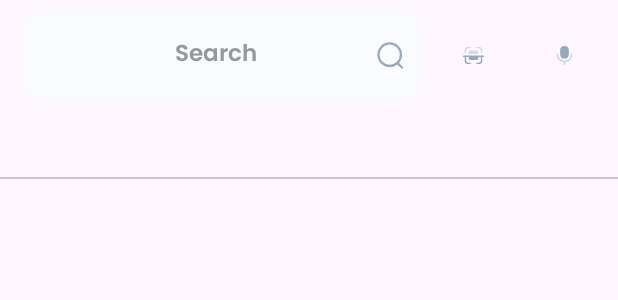
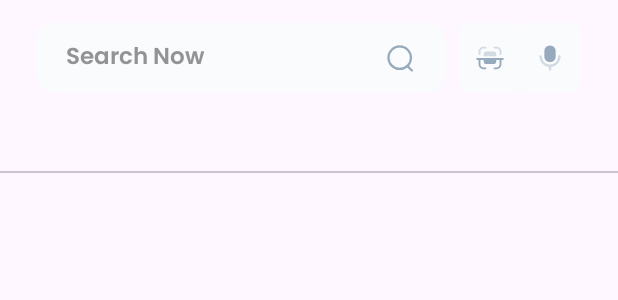
Before and after one commit to LAshref/StuArt, an Android app: the layout fragment_home.xml on its own in the app's theme, with its tools: preview values and no code run, on a phone screen of 412 x 824 dp. Shown: the top 300 px of the screen. Run offline under Robolectric (Android 15) with nearby library versions, the phone set to English and light mode, and no system bars.

Commit message:
fixed fragment home

```diff
--- a/app/build.gradle.kts
+++ b/app/build.gradle.kts
@@ -48,9 +48,9 @@ dependencies {
     implementation("androidx.appcompat:appcompat:1.6.1")
     implementation("com.google.android.material:material:1.10.0")
     implementation("androidx.constraintlayout:constraintlayout:2.1.4")
-    implementation("com.google.firebase:firebase-firestore:24.9.1")
+    implementation("com.google.firebase:firebase-firestore:24.10.0")
     implementation("com.google.firebase:firebase-storage:20.3.0")
-    implementation("com.google.firebase:firebase-analytics:21.5.0")
+
     testImplementation("junit:junit:4.13.2")
     androidTestImplementation("androidx.test.ext:junit:1.1.5")
     androidTestImplementation("androidx.test.espresso:espresso-core:3.5.1")
--- a/app/src/main/java/com/example/stuart/adapters/BestDealsAdapter.kt
+++ b/app/src/main/java/com/example/stuart/adapters/BestDealsAdapter.kt
@@ -5,14 +5,16 @@ import android.view.ViewGroup
 import androidx.recyclerview.widget.AsyncListDiffer
 import androidx.recyclerview.widget.DiffUtil
 import androidx.recyclerview.widget.RecyclerView
+import androidx.recyclerview.widget.RecyclerView.ViewHolder
 import com.bumptech.glide.Glide
 import com.example.stuart.data.Product
 import com.example.stuart.databinding.BestDealsRvItemBinding
 
 class BestDealsAdapter: RecyclerView.Adapter<BestDealsAdapter.BestDealsViewHolder>() {
 
-    inner class BestDealsViewHolder(private val binding: BestDealsRvItemBinding): RecyclerView.ViewHolder(binding.root){
+    inner class BestDealsViewHolder(private val binding: BestDealsRvItemBinding): ViewHolder(binding.root){
         fun bind(product: Product){
+
             binding.apply{
                 Glide.with(itemView).load(product.images[0]).into(imgBestDeal)
                 product.offerPercentage?.let{
@@ -40,7 +42,6 @@ class BestDealsAdapter: RecyclerView.Adapter<BestDealsAdapter.BestDealsViewHolde
     }
 
     val differ = AsyncListDiffer(this, diffCallback)
-
     override fun onCreateViewHolder(parent: ViewGroup, viewType: Int): BestDealsViewHolder {
         return BestDealsViewHolder(
             BestDealsRvItemBinding.inflate(
--- a/app/src/main/res/layout/fragment_home.xml
+++ b/app/src/main/res/layout/fragment_home.xml
@@ -1,77 +1,95 @@
 <?xml version="1.0" encoding="utf-8"?>
 <androidx.constraintlayout.widget.ConstraintLayout xmlns:android="http://schemas.android.com/apk/res/android"
     xmlns:app="http://schemas.android.com/apk/res-auto"
-    xmlns:tools="http://schemas.android.com/tools"
     android:layout_width="match_parent"
-    android:layout_height="match_parent"
-    android:fillViewport="true"
-    tools:context=".fragments.shopping.HomeFragment">
+    android:layout_height="match_parent">
 
-    <TextView
-        android:id="@+id/tv_search"
-        android:layout_width="0dp"
-        android:layout_height="0dp"
-        android:background="@drawable/search_box_background"
-        android:fontFamily="@font/poppins_thin"
-        android:text="Search"
-        android:paddingStart="100dp"
-        android:singleLine="true"
-        android:textColor="@color/g_gray500"
-        android:textSize="15sp"
-        android:gravity="center_vertical"
-        app:layout_constraintBottom_toBottomOf="@id/guideline4"
-        app:layout_constraintEnd_toEndOf="@id/guideline3"
-        app:layout_constraintStart_toStartOf="@id/guideline1"
-        app:layout_constraintTop_toTopOf="@id/guideline5"
-        android:padding="10dp"
-        android:drawablePadding="10dp"
-        android:textDirection="anyRtl"
-        app:drawableEndCompat="@drawable/ic_search"
-        tools:ignore="RtlSymmetry" />
+    <LinearLayout
+        android:id="@+id/homeHeader"
+        android:layout_width="match_parent"
+        android:layout_height="wrap_content"
+        android:layout_marginStart="24dp"
+        android:layout_marginTop="15dp"
+        android:layout_marginEnd="15dp"
+        android:orientation="horizontal"
+        app:layout_constraintEnd_toEndOf="parent"
+        app:layout_constraintStart_toStartOf="parent"
+        app:layout_constraintTop_toTopOf="parent">
+
+        <androidx.constraintlayout.widget.ConstraintLayout
+            android:id="@+id/search_bar"
+            android:layout_width="wrap_content"
+            android:layout_height="wrap_content"
+            android:layout_weight="1"
+            android:background="@drawable/search_box_background">
+
+            <TextView
+                android:layout_width="0dp"
+                android:layout_height="wrap_content"
+                android:fontFamily="@font/poppins_thin"
+                android:paddingStart="20dp"
+                android:paddingTop="10dp"
+                android:paddingBottom="10dp"
+                android:singleLine="true"
+                android:text="Search Now"
+                android:textColor="#919394"
+                android:textSize="15sp"
+                app:layout_constraintStart_toStartOf="parent"
+                app:layout_constraintTop_toTopOf="parent"
+                app:layout_constraintBottom_toBottomOf="parent"/>
+
+            <ImageView
+                android:layout_width="20dp"
+                android:layout_height="20dp"
+                android:layout_marginEnd="20dp"
+                android:src="@drawable/ic_search"
+                app:layout_constraintTop_toTopOf="parent"
+                app:layout_constraintBottom_toBottomOf="parent"
+                app:layout_constraintEnd_toEndOf="parent"/>
+
+        </androidx.constraintlayout.widget.ConstraintLayout>
+
+        <View
+            android:layout_width="10dp"
+            android:layout_height="match_parent"/>
+
+
+        <ImageView
+            android:layout_width="40dp"
+            android:layout_height="match_parent"
+            android:src="@drawable/ic_scan"
+            android:background="@drawable/icon_background"
+            android:backgroundTint="@color/g_search_and_icons"
+            android:padding="10dp"/>
+
+        <ImageView
+            android:layout_width="40dp"
+            android:layout_height="match_parent"
+            android:src="@drawable/ic_microphone"
+            android:background="@drawable/icon_background"
+            android:backgroundTint="@color/g_search_and_icons"
+            android:padding="10dp"/>
+
+        <View
+            android:layout_width="10dp"
+            android:layout_height="match_parent"/>
 
 
 
-    <FrameLayout
-        android:id="@+id/frame_scan"
-        android:layout_width="0dp"
-        android:layout_height="0dp"
-        android:layout_marginStart="10dp"
-        android:backgroundTint="@color/g_search_and_icons"
-        android:orientation="vertical"
-        app:layout_constraintBottom_toBottomOf="@id/guideline4"
-        app:layout_constraintEnd_toEndOf="@id/guideline8"
-        app:layout_constraintStart_toStartOf="@+id/guideline3"
-        app:layout_constraintTop_toTopOf="@id/guideline5"
-        app:layout_constraintVertical_bias="0.533">
+    </LinearLayout>
 
-        <ImageView
-            android:id="@+id/img_scan"
-            android:layout_width="15dp"
-            android:layout_height="15dp"
-            android:layout_gravity="center"
-            android:src="@drawable/ic_scan" />
-    </FrameLayout>
-
-    <FrameLayout
-        android:id="@+id/fragme_microhpone"
-        android:layout_width="0dp"
-        android:layout_height="0dp"
-        android:layout_marginStart="15dp"
-        android:backgroundTint="@color/g_blue_gray200"
-        android:orientation="vertical"
-        app:layout_constraintBottom_toBottomOf="@id/guideline4"
-        app:layout_constraintEnd_toEndOf="@id/guideline2"
-        app:layout_constraintStart_toEndOf="@id/guideline8"
-        app:layout_constraintTop_toTopOf="@id/guideline5">
-
-        <ImageView
-            android:id="@+id/img_mic"
-            android:layout_width="15dp"
-            android:layout_height="15dp"
-            android:layout_gravity="center"
-            android:src="@drawable/ic_microphone" />
-
-    </FrameLayout>
+    <com.google.android.material.tabs.TabLayout
+        android:id="@+id/tabLayout"
+        android:layout_width="match_parent"
+        android:layout_height="wrap_content"
+        app:tabRippleColor="@color/white"
+        app:tabSelectedTextColor="@color/black"
+        app:tabMode="scrollable"
+        app:tabTextAppearance="@style/tabLayout_text"
+        app:layout_constraintTop_toBottomOf="@id/homeHeader"
+        app:layout_constraintStart_toStartOf="parent"
+        app:layout_constraintEnd_toEndOf="parent"
+        android:layout_marginTop="5dp"/>
 
     <androidx.viewpager2.widget.ViewPager2
         android:id="@+id/viewpagerHome"
@@ -82,66 +100,8 @@
         app:layout_constraintTop_toBottomOf="@id/tabLayout"
         app:layout_constraintBottom_toBottomOf="parent"/>
 
-    <com.google.android.material.tabs.TabLayout
-        android:id="@+id/tabLayout"
-        android:layout_width="match_parent"
-        android:layout_height="wrap_content"
-        android:layout_marginTop="5dp"
-        app:layout_constraintEnd_toEndOf="parent"
-        app:layout_constraintHorizontal_bias="1.0"
-        app:layout_constraintStart_toStartOf="parent"
-        app:layout_constraintTop_toBottomOf="@id/tv_search"
-        app:tabIndicatorHeight="5dp"
-        app:tabMode="scrollable"
-        app:tabRippleColor="@color/white"
-        app:tabSelectedTextColor="@color/g_dark_blue"
-
-        app:tabTextAppearance="@style/tabLayout_text">
 
 
-    </com.google.android.material.tabs.TabLayout>
-
-    <androidx.constraintlayout.widget.Guideline
-        android:id="@+id/guideline8"
-        android:layout_width="wrap_content"
-        android:layout_height="wrap_content"
-        android:orientation="vertical"
-        app:layout_constraintGuide_percent="0.83" />
-
-    <androidx.constraintlayout.widget.Guideline
-        android:id="@+id/guideline2"
-        android:layout_width="wrap_content"
-        android:layout_height="wrap_content"
-        android:orientation="vertical"
-        app:layout_constraintGuide_percent="0.96" />
-
-    <androidx.constraintlayout.widget.Guideline
-        android:id="@+id/guideline4"
-        android:layout_width="wrap_content"
-        android:layout_height="wrap_content"
-        android:orientation="horizontal"
-        app:layout_constraintGuide_percent="0.08" />
-
-    <androidx.constraintlayout.widget.Guideline
-        android:id="@+id/guideline5"
-        android:layout_width="wrap_content"
-        android:layout_height="wrap_content"
-        android:orientation="horizontal"
-        app:layout_constraintGuide_percent="0.01" />
-
-    <androidx.constraintlayout.widget.Guideline
-        android:id="@+id/guideline3"
-        android:layout_width="wrap_content"
-        android:layout_height="wrap_content"
-        android:orientation="vertical"
-        app:layout_constraintGuide_percent="0.68" />
-
-    <androidx.constraintlayout.widget.Guideline
-        android:id="@+id/guideline1"
-        android:layout_width="wrap_content"
-        android:layout_height="wrap_content"
-        android:orientation="vertical"
-        app:layout_constraintGuide_percent="0.04" />
 
 
 
--- a/app/src/main/res/layout/fragment_main_category.xml
+++ b/app/src/main/res/layout/fragment_main_category.xml
@@ -1,6 +1,7 @@
 <?xml version="1.0" encoding="utf-8"?>
 <androidx.constraintlayout.widget.ConstraintLayout xmlns:android="http://schemas.android.com/apk/res/android"
 
+    xmlns:tools="http://schemas.android.com/tools"
     android:layout_width="match_parent"
     android:layout_height="match_parent"
     xmlns:app="http://schemas.android.com/apk/res-auto">
@@ -19,13 +20,12 @@
                 android:id="@+id/mainCategoryProgressbar"
                 android:layout_width="wrap_content"
                 android:layout_height="wrap_content"
+                android:indeterminateTint="@color/g_gray700"
                 android:visibility="gone"
+                app:layout_constraintBottom_toBottomOf="parent"
+                app:layout_constraintEnd_toEndOf="parent"
                 app:layout_constraintStart_toStartOf="parent"
-                app:layout_constraintEnd_toEndOf="parent"
-                app:layout_constraintTop_toTopOf="parent"
-                app:layout_constraintBottom_toBottomOf="parent"
-                android:indeterminateTint="@color/g_gray700"/>
-
+                app:layout_constraintTop_toTopOf="parent" />
 
 
             <androidx.recyclerview.widget.RecyclerView
@@ -34,10 +34,9 @@
                 android:layout_height="wrap_content"
                 android:layout_marginStart="15dp"
                 android:layout_marginTop="10dp"
-                app:layout_constraintEnd_toStartOf="parent"
                 app:layout_constraintEnd_toEndOf="parent"
-                app:layout_constraintTop_toTopOf="parent"/>
-
+                app:layout_constraintStart_toStartOf="parent"
+                app:layout_constraintTop_toTopOf="parent" />
 
 
             <TextView
@@ -51,9 +50,7 @@
                 android:textSize="22sp"
                 app:layout_constraintEnd_toEndOf="parent"
                 app:layout_constraintStart_toStartOf="parent"
-                app:layout_constraintBottom_toBottomOf="@id/rvSpecialProducts"/>
-
-
+                app:layout_constraintTop_toBottomOf="@id/rvSpecialProducts" />
 
 
             <androidx.recyclerview.widget.RecyclerView
@@ -61,11 +58,9 @@
                 android:layout_width="0dp"
                 android:layout_height="wrap_content"
                 android:layout_marginTop="10dp"
-                app:layout_constraintEnd_toStartOf="@id/rvSpecialProducts"
                 app:layout_constraintEnd_toEndOf="parent"
-                app:layout_constraintTop_toBottomOf="@id/tvBestDeals"/>
-
-
+                app:layout_constraintStart_toStartOf="@id/rvSpecialProducts"
+                app:layout_constraintTop_toBottomOf="@id/tvBestDeals" />
 
             <TextView
                 android:id="@+id/tvBestProducts"
@@ -77,9 +72,7 @@
                 android:textColor="@color/black"
                 android:textSize="22sp"
                 app:layout_constraintStart_toStartOf="@id/rvSpecialProducts"
-                app:layout_constraintTop_toBottomOf="@id/rvBestDealsProducts"/>
-
-
+                app:layout_constraintTop_toBottomOf="@id/rvBestDealsProducts" />
 
 
             <androidx.recyclerview.widget.RecyclerView
@@ -88,21 +81,15 @@
                 android:layout_height="wrap_content"
                 android:layout_marginStart="15dp"
                 android:layout_marginTop="10dp"
+                android:layout_marginEnd="15dp"
+                android:overScrollMode="never"
                 app:layout_constraintStart_toStartOf="parent"
                 app:layout_constraintEnd_toEndOf="parent"
-                app:layout_constraintTop_toBottomOf="@id/tvBestProducts"
-                android:layout_marginEnd="15dp"
-                android:overScrollMode="never" />
-
-
-
+                app:layout_constraintTop_toBottomOf="@id/tvBestProducts" />
 
 
         </androidx.constraintlayout.widget.ConstraintLayout>
     </androidx.core.widget.NestedScrollView>
 
 
-
-
-
 </androidx.constraintlayout.widget.ConstraintLayout>
```
